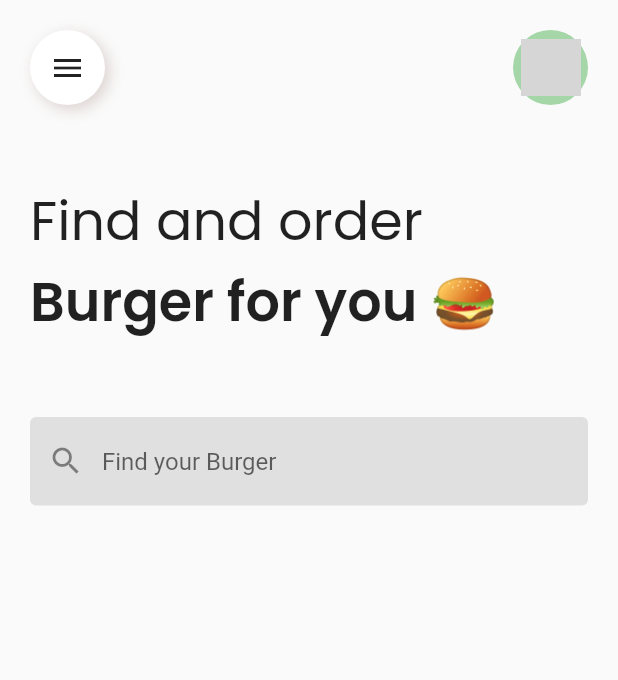
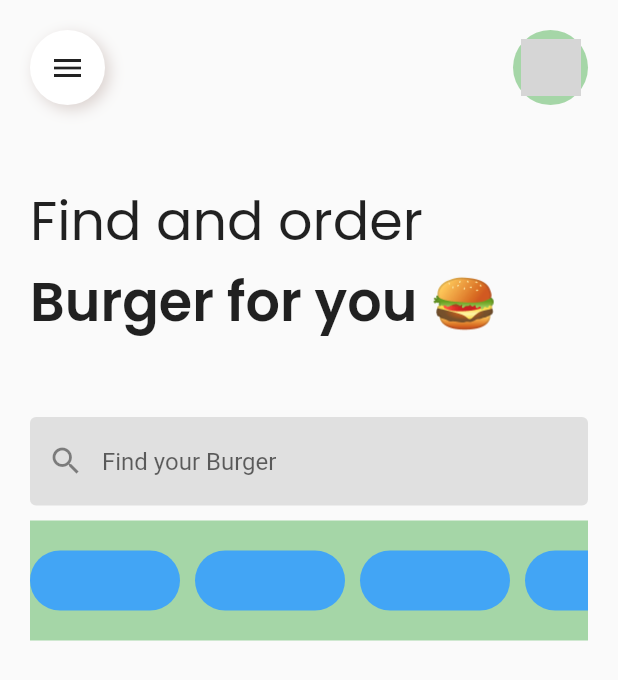
Before and after one commit to Lakshit-Chiranjiv/Burger-App-UI, a Flutter app: the AppHomePage screen opened directly, on a phone screen of 412 x 824 dp. Shown: the top 680 px of the screen. Run offline on Flutter 3.47's test engine with Material 2 defaults, Android fonts, the phone set to English and light mode, and no system bars; our stand-ins replace google_fonts; grey boxes are pictures that could not be loaded.

Commit message:
tabs structure

```diff
--- a/lib/app_home_page.dart
+++ b/lib/app_home_page.dart
@@ -94,7 +94,65 @@ class _AppHomePageState extends State<AppHomePage> {
                   ),
                 ),
               ),
-
+              SizedBox(
+                height: 10,
+              ),
+              Container(
+                width: double.infinity,
+                height: 80,
+                color: Colors.green.shade200,
+                child: SingleChildScrollView(
+                  scrollDirection: Axis.horizontal,
+                  child: Row(
+                    children: [
+                      Container(
+                        height: 40,
+                        width: 100,
+                        decoration: BoxDecoration(
+                          borderRadius: BorderRadius.circular(50),
+                          color: Colors.blue.shade400
+                        ),
+                      ),
+                      const SizedBox(
+                        width: 10,
+                      ),
+                      Container(
+                        height: 40,
+                        width: 100,
+                        decoration: BoxDecoration(
+                          borderRadius: BorderRadius.circular(50),
+                          color: Colors.blue.shade400
+                        ),
+                      ),
+                      const SizedBox(
+                        width: 10,
+                      ),
+                      Container(
+                        height: 40,
+                        width: 100,
+                        decoration: BoxDecoration(
+                          borderRadius: BorderRadius.circular(50),
+                          color: Colors.blue.shade400
+                        ),
+                      ),
+                      const SizedBox(
+                        width: 10,
+                      ),
+                      Container(
+                        height: 40,
+                        width: 100,
+                        decoration: BoxDecoration(
+                          borderRadius: BorderRadius.circular(50),
+                          color: Colors.blue.shade400
+                        ),
+                      ),
+                      const SizedBox(
+                        width: 10,
+                      ),
+                    ],
+                  ),
+                ),
+              )
             ],
           ),
         ),
```
